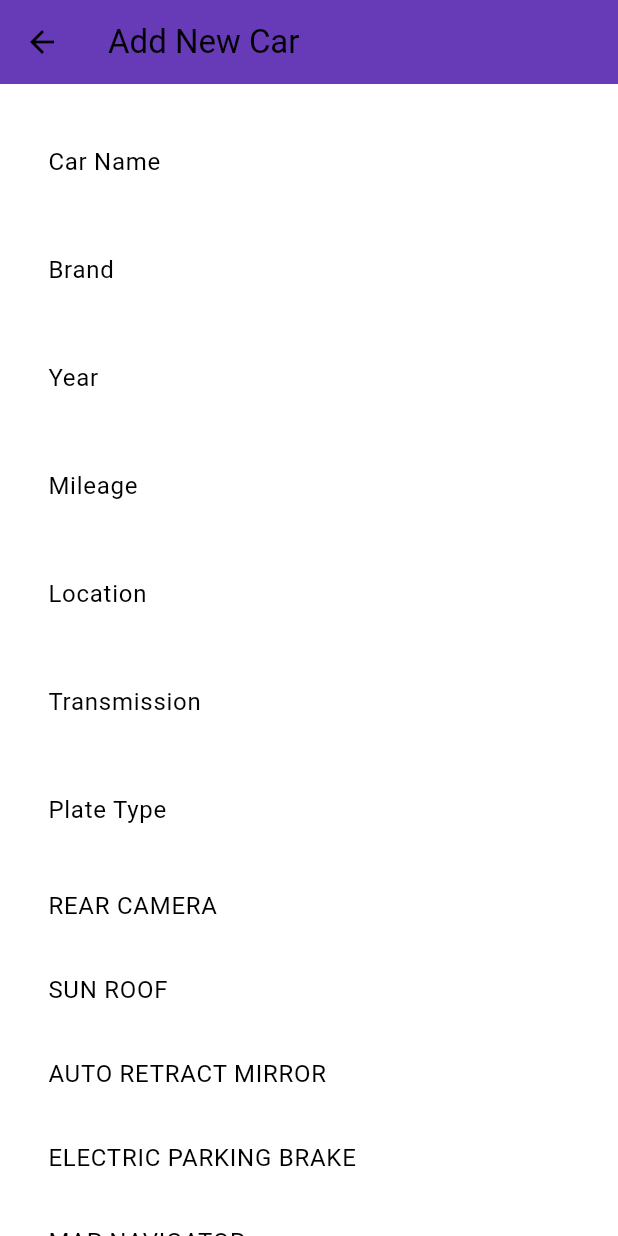
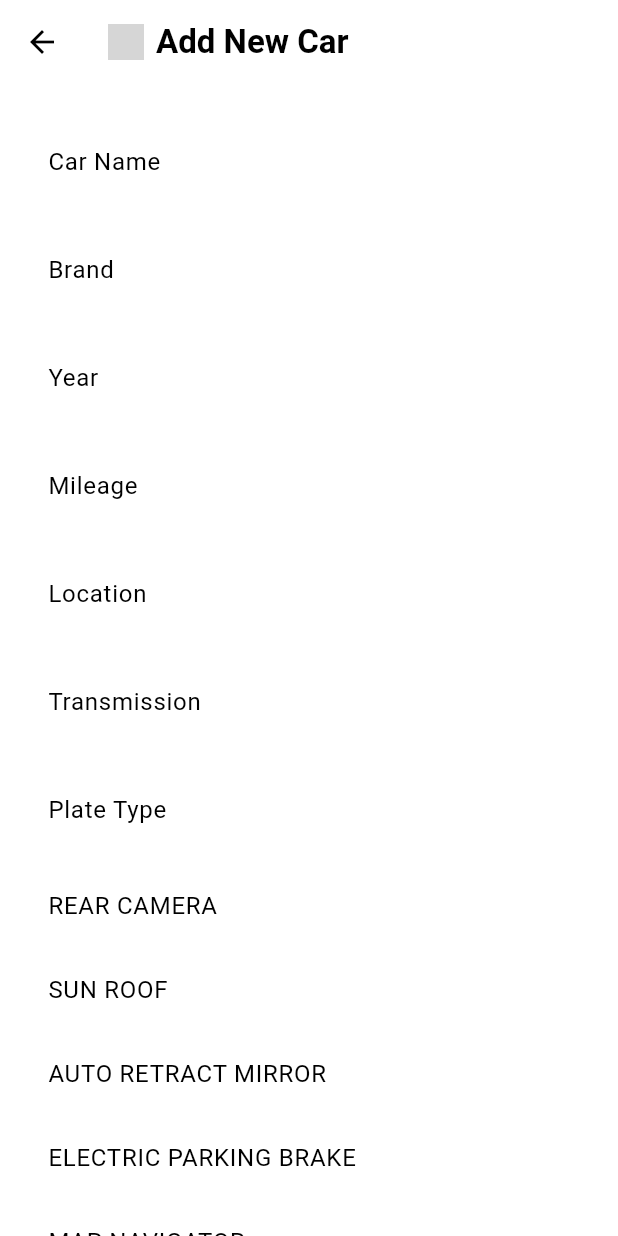
Before and after one commit to PBP-Ganjil-2024-2025-D12/BekasBerkelasMobile, a Flutter app: the AddCarFormPage screen opened directly, on a phone screen of 412 x 824 dp. Run offline on Flutter 3.47's test engine with Material 3 defaults, Android fonts, the phone set to English and light mode, and no system bars; our stand-ins replace flutter_secure_storage, flutter_staggered_animations, image_picker; missing offline and left inert: pbp_django_auth; accounts and stored records are empty; network calls fail; grey boxes are pictures that could not be loaded.

Commit message:
feat: refactor appBar implementation across multiple screens for consistency

```diff
--- a/lib/authentication/screens/homepage.dart
+++ b/lib/authentication/screens/homepage.dart
@@ -7,10 +7,7 @@ class HomePage extends StatelessWidget {
   @override
   Widget build(BuildContext context) {
     return Scaffold(
-      appBar: AppBar(
-        title: const Text('Bekas Berkelas'),
-        backgroundColor: Colors.white,
-      ),
+      appBar: appBar(context, '', false),
       body: SingleChildScrollView(
         child: Column(
           children: [
--- a/lib/katalog_produk/add_car.dart
+++ b/lib/katalog_produk/add_car.dart
@@ -1,4 +1,5 @@
 import 'dart:convert';
+import 'package:bekas_berkelas_mobile/widgets/left_drawer.dart';
 import 'package:flutter/material.dart';
 import 'package:pbp_django_auth/pbp_django_auth.dart';
 import 'package:provider/provider.dart';
@@ -44,10 +45,7 @@ class _AddCarFormPageState extends State<AddCarFormPage> {
   Widget build(BuildContext context) {
     final request = context.watch<CookieRequest>();
     return Scaffold(
-      appBar: AppBar(
-        title: Text('Add New Car'),
-        backgroundColor: Theme.of(context).colorScheme.primary,
-      ),
+      appBar: appBar(context, 'Add New Car', true),
       body: Form(
         key: _formKey,
         child: SingleChildScrollView(
--- a/lib/katalog_produk/detail.dart
+++ b/lib/katalog_produk/detail.dart
@@ -1,3 +1,4 @@
+import 'package:bekas_berkelas_mobile/widgets/left_drawer.dart';
 import 'package:flutter/material.dart';
 import 'Car_entry.dart';
 
@@ -9,9 +10,7 @@ class CarDetailPage extends StatelessWidget {
   @override
   Widget build(BuildContext context) {
     return Scaffold(
-      appBar: AppBar(
-        title: Text('Car Details'),
-      ),
+      appBar: appBar(context, 'Car details', true),
       body: SingleChildScrollView(
         padding: const EdgeInsets.all(16.0),
         child: Column(
--- a/lib/katalog_produk/mobilsaya.dart
+++ b/lib/katalog_produk/mobilsaya.dart
@@ -3,6 +3,7 @@ import 'package:flutter/material.dart';
 import '../authentication/services/auth.dart';  // Adjust the import path to where AuthService is located
 import 'package:pbp_django_auth/pbp_django_auth.dart';
 import 'package:provider/provider.dart';
+import 'package:bekas_berkelas_mobile/widgets/left_drawer.dart';
 
 class CarFiltered {
   final String name;
@@ -58,9 +59,7 @@ class _CarListScreenState extends State<CarListScreen> {
   @override
   Widget build(BuildContext context) {
     return Scaffold(
-      appBar: AppBar(
-        title: Text('Cars Sold by You'),
-      ),
+      appBar: appBar(context, 'My Cars', true),
       body: Column(
         children: <Widget>[
           Expanded(
--- a/lib/katalog_produk/myacc.dart
+++ b/lib/katalog_produk/myacc.dart
@@ -1,3 +1,4 @@
+import 'package:bekas_berkelas_mobile/widgets/left_drawer.dart';
 import 'package:flutter/material.dart';
 import '../authentication/services/auth.dart';  // Adjust this import path to where your AuthService is located
 
@@ -9,9 +10,7 @@ class MyAccountPage extends StatelessWidget {
     final authService = AuthService();
 
     return Scaffold(
-      appBar: AppBar(
-        title: const Text("My Account"),
-      ),
+      appBar: appBar(context, 'My Account', true),
       body: FutureBuilder<Map<String, String?>>(
         future: authService.getUserData(),
         builder: (context, snapshot) {
--- a/lib/user_dashboard/screen/change_NoTelp.dart
+++ b/lib/user_dashboard/screen/change_NoTelp.dart
@@ -4,6 +4,7 @@ import 'package:bekas_berkelas_mobile/authentication/screens/login_screen.dart';
 import 'package:flutter/material.dart';
 import 'package:pbp_django_auth/pbp_django_auth.dart';
 import 'package:provider/provider.dart';
+import 'package:bekas_berkelas_mobile/widgets/left_drawer.dart';
 
 class ChangePhonePage extends StatefulWidget {
   @override
@@ -56,9 +57,7 @@ class _ChangePhonePageState extends State<ChangePhonePage> {
     CookieRequest request = context.watch<CookieRequest>();
 
     return Scaffold(
-      appBar: AppBar(
-        title: const Text('Ubah No Telp'),
-      ),
+      appBar: appBar(context, 'Ubah No Telp', true),
       body: Padding(
         padding: const EdgeInsets.all(16.0),
         child: Form(
--- a/lib/user_dashboard/screen/change_email.dart
+++ b/lib/user_dashboard/screen/change_email.dart
@@ -1,5 +1,6 @@
 import 'dart:convert';
 
+import 'package:bekas_berkelas_mobile/widgets/left_drawer.dart';
 import 'package:flutter/material.dart';
 import 'package:pbp_django_auth/pbp_django_auth.dart';
 import 'package:provider/provider.dart';
@@ -58,9 +59,7 @@ class ChangeEmailPageState extends State<ChangeEmailPage> {
   Widget build(BuildContext context) {
     CookieRequest request = context.watch<CookieRequest>();
     return Scaffold(
-      appBar: AppBar(
-        title: const Text('Ubah Email'),
-      ),
+      appBar: appBar(context, 'Ubah Email', true),
       body: Padding(
         padding: const EdgeInsets.all(16.0),
         child: Form(
--- a/lib/user_dashboard/screen/dashboard.dart
+++ b/lib/user_dashboard/screen/dashboard.dart
@@ -116,9 +116,7 @@ class _DashboardPageState extends State<DashboardPage> {
   Widget build(BuildContext context) {
     final request = context.watch<CookieRequest>();
     return Scaffold(
-      appBar: AppBar(
-        title: const Text('Dashboard'),
-      ),
+      appBar: appBar(context, 'Dashboard', true),
       drawer: const LeftDrawer(),
       body: FutureBuilder<Map<String, dynamic>>(
         future: _fetchData(request),
--- a/lib/widgets/left_drawer.dart
+++ b/lib/widgets/left_drawer.dart
@@ -7,6 +7,9 @@ import 'package:bekas_berkelas_mobile/wishlist/screens/list_wishlist.dart';
 import 'package:bekas_berkelas_mobile/forum/screens/show_forum.dart';
 import 'package:bekas_berkelas_mobile/user_dashboard/screen/dashboard.dart';
 import 'package:bekas_berkelas_mobile/authentication/screens/login_screen.dart';
+import 'package:bekas_berkelas_mobile/review_rating/services/user_services.dart';
+import 'package:bekas_berkelas_mobile/review_rating/models/user.dart';
+import 'package:bekas_berkelas_mobile/authentication/services/auth.dart';
 
 class LeftDrawer extends StatelessWidget {
   const LeftDrawer({super.key});
@@ -53,9 +56,7 @@ class LeftDrawer extends StatelessWidget {
                       ],
                     ),
                   ),
-
                   const SizedBox(height: 8),
-
                   ListTile(
                     leading:
                         const Icon(Icons.home_outlined, color: Colors.white),
@@ -66,7 +67,6 @@ class LeftDrawer extends StatelessWidget {
                       MaterialPageRoute(builder: (context) => const HomePage()),
                     ),
                   ),
-
                   ListTile(
                     leading: const Icon(Icons.search, color: Colors.white),
                     title: const Text('Katalog',
@@ -77,7 +77,6 @@ class LeftDrawer extends StatelessWidget {
                           builder: (context) => const CarEntryPage()),
                     ),
                   ),
-
                   ListTile(
                     leading:
                         const Icon(Icons.favorite_outline, color: Colors.white),
@@ -89,7 +88,6 @@ class LeftDrawer extends StatelessWidget {
                           builder: (context) => const WishlistPage()),
                     ),
                   ),
-
                   ListTile(
                     leading:
                         const Icon(Icons.forum_outlined, color: Colors.white),
@@ -101,7 +99,6 @@ class LeftDrawer extends StatelessWidget {
                           builder: (context) => const ShowForum()),
                     ),
                   ),
-
                   ListTile(
                     leading:
                         const Icon(Icons.person_outline, color: Colors.white),
@@ -115,7 +112,6 @@ class LeftDrawer extends StatelessWidget {
                 ],
               ),
             ),
-
             if (userRole == 'SEL')
               Padding(
                 padding: const EdgeInsets.all(16.0),
@@ -129,8 +125,7 @@ class LeftDrawer extends StatelessWidget {
                         borderRadius: BorderRadius.circular(8),
                       ),
                     ),
-                    onPressed: () {
-                    },
+                    onPressed: () {},
                     child: Text(
                       'Jual Mobil Anda',
                       style: TextStyle(
@@ -142,7 +137,6 @@ class LeftDrawer extends StatelessWidget {
                   ),
                 ),
               ),
-
             const Divider(color: Colors.white24),
             ListTile(
               leading: const Icon(Icons.logout, color: Colors.white),
@@ -184,3 +178,28 @@ class LeftDrawer extends StatelessWidget {
     );
   }
 }
+
+PreferredSizeWidget appBar(BuildContext context, String title, bool hasTitle) {
+  return AppBar(
+    title: hasTitle
+        ? Row(
+            children: [
+              Image.network(
+                'assets/logo-only.png',
+                height: 24,
+              ),
+              const SizedBox(width: 8),
+              Text(
+                title,
+                style: const TextStyle(
+                  fontWeight: FontWeight.bold,
+                  color: Colors.black,
+                ),
+                overflow: TextOverflow.ellipsis,
+              ),
+            ],
+          )
+        : SizedBox.shrink(),
+    backgroundColor: Colors.white,
+  );
+}
```
Also changed, not shown: lib/forum/screens/forum_detail.dart (+4 -18 lines), lib/forum/screens/show_forum.dart (+2 -13 lines), lib/review_rating/screens/all_reviews.dart (+2 -11 lines), lib/review_rating/screens/profile.dart (+2 -10 lines), lib/review_rating/screens/seller_cars.dart (+2 -10 lines), lib/user_dashboard/screen/change_name.dart (+4 -4 lines), lib/user_dashboard/screen/change_password.dart (+6 -5 lines), lib/wishlist/screens/edit_wishlist.dart (+2 -11 lines), lib/wishlist/screens/list_wishlist.dart (+32 -29 lines).
